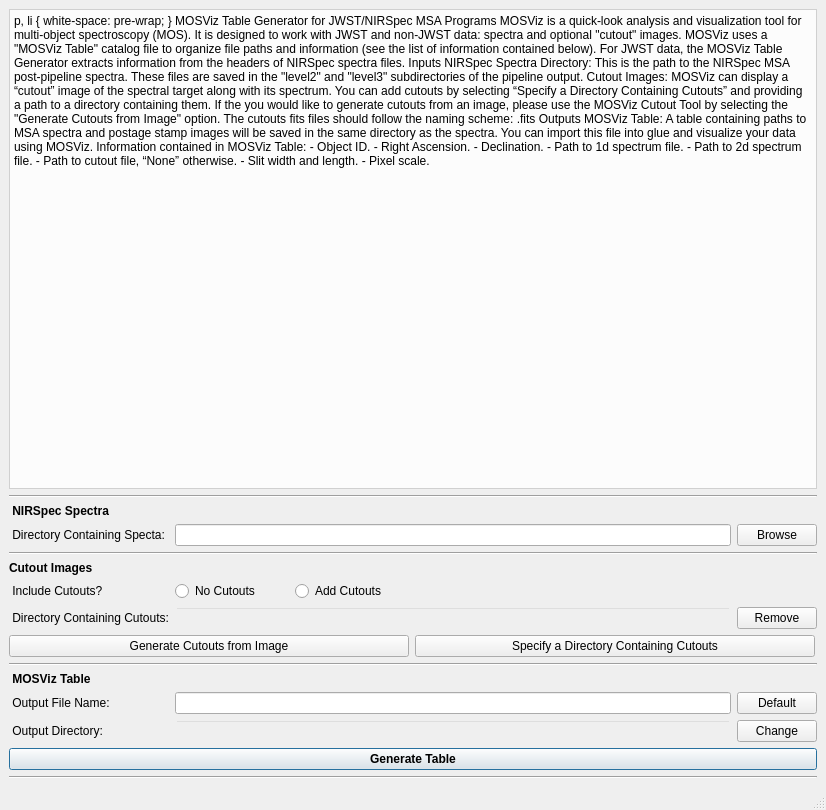
Qt form mosviz/plugins/table_generator/ui/table_generator.ui (spacetelescope/mosviz) before a commit.
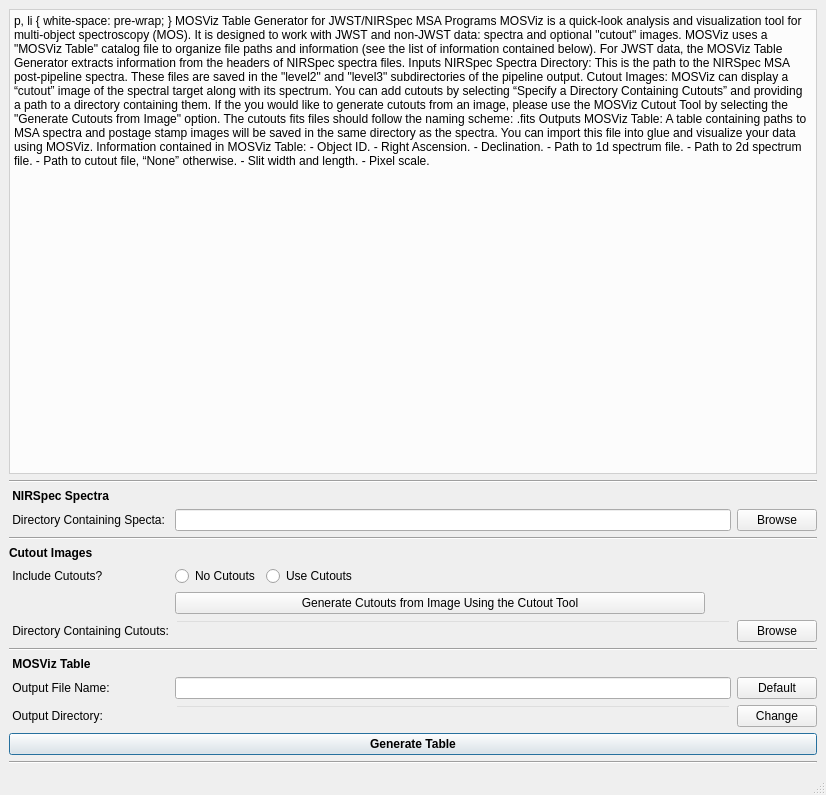
The same form after that commit.

Commit message: Table gen layout

Patch:
```diff
--- a/mosviz/plugins/table_generator/ui/table_generator.ui
+++ b/mosviz/plugins/table_generator/ui/table_generator.ui
@@ -6,8 +6,8 @@
    <rect>
     <x>0</x>
     <y>0</y>
-    <width>823</width>
-    <height>810</height>
+    <width>820</width>
+    <height>795</height>
    </rect>
   </property>
   <property name="maximumSize">
@@ -21,6 +21,26 @@
   </property>
   <widget class="QWidget" name="centralwidget">
    <layout class="QGridLayout" name="gridLayout" columnstretch="0,0,0,1,0">
+    <item row="17" column="4">
+     <widget class="QPushButton" name="add_cutout_button">
+      <property name="font">
+       <font>
+        <weight>50</weight>
+        <bold>false</bold>
+        <strikeout>false</strikeout>
+       </font>
+      </property>
+      <property name="toolTip">
+       <string>&lt;html&gt;&lt;head/&gt;&lt;body&gt;&lt;p&gt;&lt;span style=&quot; font-size:12pt;&quot;&gt;Browse file system to add cutout directory. The cutout files should follow the naming scheme:&lt;/span&gt;&lt;/p&gt;&lt;p align=&quot;center&quot;&gt;&lt;span style=&quot; font-size:12pt; font-weight:600; font-style:italic;&quot;&gt;&amp;lt;objectName&amp;gt;.fits&lt;/span&gt;&lt;/p&gt;&lt;/body&gt;&lt;/html&gt;</string>
+      </property>
+      <property name="layoutDirection">
+       <enum>Qt::LeftToRight</enum>
+      </property>
+      <property name="text">
+       <string>Browse</string>
+      </property>
+     </widget>
+    </item>
     <item row="0" column="0" colspan="5">
      <widget class="QTextBrowser" name="InfoBox">
       <property name="styleSheet">
@@ -62,25 +82,20 @@
       </property>
      </widget>
     </item>
-    <item row="12" column="4">
-     <widget class="QPushButton" name="remove_cutout_button">
-      <property name="toolTip">
-       <string>&lt;html&gt;&lt;head/&gt;&lt;body&gt;&lt;p&gt;Remove cutout directory.&lt;/p&gt;&lt;/body&gt;&lt;/html&gt;</string>
+    <item row="25" column="0" colspan="5" alignment="Qt::AlignHCenter">
+     <widget class="QPushButton" name="generate_table_button">
+      <property name="minimumSize">
+       <size>
+        <width>808</width>
+        <height>0</height>
+       </size>
       </property>
-      <property name="text">
-       <string>Remove</string>
+      <property name="maximumSize">
+       <size>
+        <width>808</width>
+        <height>16777215</height>
+       </size>
       </property>
-     </widget>
-    </item>
-    <item row="23" column="0" colspan="5">
-     <widget class="Line" name="line">
-      <property name="orientation">
-       <enum>Qt::Horizontal</enum>
-      </property>
-     </widget>
-    </item>
-    <item row="17" column="0">
-     <widget class="QLabel" name="output_title">
       <property name="font">
        <font>
         <weight>75</weight>
@@ -88,7 +103,34 @@
        </font>
       </property>
       <property name="text">
-       <string> MOSViz Table</string>
+       <string>Generate Table</string>
+      </property>
+      <property name="default">
+       <bool>true</bool>
+      </property>
+     </widget>
+    </item>
+    <item row="20" column="0" rowspan="2" colspan="5">
+     <widget class="Line" name="line_3">
+      <property name="orientation">
+       <enum>Qt::Horizontal</enum>
+      </property>
+     </widget>
+    </item>
+    <item row="23" column="1" colspan="3">
+     <widget class="QLineEdit" name="filename_user_input"/>
+    </item>
+    <item row="23" column="4">
+     <widget class="QPushButton" name="default_filename_button">
+      <property name="text">
+       <string>Default</string>
+      </property>
+     </widget>
+    </item>
+    <item row="23" column="0">
+     <widget class="QLabel" name="filename_label">
+      <property name="text">
+       <string> Output File Name:</string>
       </property>
      </widget>
     </item>
@@ -99,26 +141,6 @@
       </property>
      </widget>
     </item>
-    <item row="10" column="0">
-     <widget class="QLabel" name="cutout_title">
-      <property name="font">
-       <font>
-        <weight>75</weight>
-        <bold>true</bold>
-       </font>
-      </property>
-      <property name="text">
-       <string>Cutout Images</string>
-      </property>
-     </widget>
-    </item>
-    <item row="18" column="4">
-     <widget class="QPushButton" name="default_filename_button">
-      <property name="text">
-       <string>Default</string>
-      </property>
-     </widget>
-    </item>
     <item row="4" column="4">
      <widget class="QPushButton" name="spectra_browse_button">
       <property name="toolTip">
@@ -129,171 +151,6 @@
       </property>
      </widget>
     </item>
-    <item row="5" column="0" colspan="5">
-     <widget class="Line" name="line_4">
-      <property name="orientation">
-       <enum>Qt::Horizontal</enum>
-      </property>
-     </widget>
-    </item>
-    <item row="19" column="4">
-     <widget class="QPushButton" name="change_save_path_button">
-      <property name="text">
-       <string>Change</string>
-      </property>
-     </widget>
-    </item>
-    <item row="19" column="1" colspan="3">
-     <widget class="QLineEdit" name="save_path_display">
-      <property name="styleSheet">
-       <string notr="true">background-color: rgb(255, 255, 255,0);</string>
-      </property>
-      <property name="readOnly">
-       <bool>true</bool>
-      </property>
-     </widget>
-    </item>
-    <item row="19" column="0">
-     <widget class="QLabel" name="save_path_label">
-      <property name="text">
-       <string> Output Directory:</string>
-      </property>
-     </widget>
-    </item>
-    <item row="18" column="0">
-     <widget class="QLabel" name="filename_label">
-      <property name="text">
-       <string> Output File Name:</string>
-      </property>
-     </widget>
-    </item>
-    <item row="1" column="0" rowspan="2" colspan="5">
-     <widget class="Line" name="line_2">
-      <property name="orientation">
-       <enum>Qt::Horizontal</enum>
-      </property>
-     </widget>
-    </item>
-    <item row="14" column="0" colspan="3">
-     <widget class="QPushButton" name="make_cutouts_button">
-      <property name="minimumSize">
-       <size>
-        <width>400</width>
-        <height>0</height>
-       </size>
-      </property>
-      <property name="maximumSize">
-       <size>
-        <width>400</width>
-        <height>16777215</height>
-       </size>
-      </property>
-      <property name="toolTip">
-       <string>&lt;html&gt;&lt;head/&gt;&lt;body&gt;&lt;p&gt;Launches Cutout Tool. Generate cutouts from an image. &lt;/p&gt;&lt;/body&gt;&lt;/html&gt;</string>
-      </property>
-      <property name="text">
-       <string>Generate Cutouts from Image</string>
-      </property>
-     </widget>
-    </item>
-    <item row="18" column="1" colspan="3">
-     <widget class="QLineEdit" name="filename_user_input"/>
-    </item>
-    <item row="15" column="0" rowspan="2" colspan="5">
-     <widget class="Line" name="line_3">
-      <property name="orientation">
-       <enum>Qt::Horizontal</enum>
-      </property>
-     </widget>
-    </item>
-    <item row="20" column="0" colspan="5" alignment="Qt::AlignHCenter">
-     <widget class="QPushButton" name="generate_table_button">
-      <property name="minimumSize">
-       <size>
-        <width>808</width>
-        <height>0</height>
-       </size>
-      </property>
-      <property name="maximumSize">
-       <size>
-        <width>808</width>
-        <height>16777215</height>
-       </size>
-      </property>
-      <property name="font">
-       <font>
-        <weight>75</weight>
-        <bold>true</bold>
-       </font>
-      </property>
-      <property name="text">
-       <string>Generate Table</string>
-      </property>
-      <property name="default">
-       <bool>true</bool>
-      </property>
-     </widget>
-    </item>
-    <item row="3" column="0">
-     <widget class="QLabel" name="label">
-      <property name="font">
-       <font>
-        <weight>75</weight>
-        <italic>false</italic>
-        <bold>true</bold>
-       </font>
-      </property>
-      <property name="text">
-       <string> NIRSpec Spectra</string>
-      </property>
-     </widget>
-    </item>
-    <item row="14" column="3" colspan="2">
-     <widget class="QPushButton" name="add_cutout_button">
-      <property name="minimumSize">
-       <size>
-        <width>400</width>
-        <height>0</height>
-       </size>
-      </property>
-      <property name="maximumSize">
-       <size>
-        <width>400</width>
-        <height>16777215</height>
-       </size>
-      </property>
-      <property name="font">
-       <font>
-        <weight>50</weight>
-        <bold>false</bold>
-        <strikeout>false</strikeout>
-       </font>
-      </property>
-      <property name="toolTip">
-       <string>&lt;html&gt;&lt;head/&gt;&lt;body&gt;&lt;p&gt;&lt;span style=&quot; font-size:12pt;&quot;&gt;Browse file system to add cutout directory. The cutout files should follow the naming scheme:&lt;/span&gt;&lt;/p&gt;&lt;p align=&quot;center&quot;&gt;&lt;span style=&quot; font-size:12pt; font-weight:600; font-style:italic;&quot;&gt;&amp;lt;objectName&amp;gt;.fits&lt;/span&gt;&lt;/p&gt;&lt;/body&gt;&lt;/html&gt;</string>
-      </property>
-      <property name="layoutDirection">
-       <enum>Qt::LeftToRight</enum>
-      </property>
-      <property name="text">
-       <string>Specify a Directory Containing Cutouts</string>
-      </property>
-     </widget>
-    </item>
-    <item row="4" column="0">
-     <widget class="QLabel" name="spectra_label">
-      <property name="text">
-       <string> Directory Containing Specta:</string>
-      </property>
-     </widget>
-    </item>
-    <item row="12" column="0">
-     <widget class="QLabel" name="cutout_dir_label">
-      <property name="text">
-       <string> Directory Containing Cutouts:</string>
-      </property>
-     </widget>
-    </item>
     <item row="4" column="1" colspan="3">
      <widget class="QLineEdit" name="spectra_user_input">
       <property name="toolTip">
@@ -301,7 +158,7 @@
       </property>
      </widget>
     </item>
-    <item row="12" column="1" colspan="3">
+    <item row="17" column="1" colspan="3">
      <widget class="QLineEdit" name="cutout_path_display">
       <property name="toolTip">
        <string>&lt;html&gt;&lt;head/&gt;&lt;body&gt;&lt;p&gt;Path to directory containing cutout images.&lt;/p&gt;&lt;/body&gt;&lt;/html&gt;</string>
@@ -330,7 +187,122 @@
        <string>&lt;html&gt;&lt;head/&gt;&lt;body&gt;&lt;p&gt;&lt;span style=&quot; font-size:12pt;&quot;&gt;MOSViz can display a cutout image of the spectral target along with its spectrum.&lt;/span&gt;&lt;/p&gt;&lt;/body&gt;&lt;/html&gt;</string>
       </property>
       <property name="text">
-       <string>Add Cutouts</string>
+       <string>Use Cutouts</string>
+      </property>
+     </widget>
+    </item>
+    <item row="17" column="0">
+     <widget class="QLabel" name="cutout_dir_label">
+      <property name="text">
+       <string> Directory Containing Cutouts:</string>
+      </property>
+     </widget>
+    </item>
+    <item row="24" column="4">
+     <widget class="QPushButton" name="change_save_path_button">
+      <property name="text">
+       <string>Change</string>
+      </property>
+     </widget>
+    </item>
+    <item row="5" column="0" colspan="5">
+     <widget class="Line" name="line_4">
+      <property name="orientation">
+       <enum>Qt::Horizontal</enum>
+      </property>
+     </widget>
+    </item>
+    <item row="24" column="1" colspan="3">
+     <widget class="QLineEdit" name="save_path_display">
+      <property name="styleSheet">
+       <string notr="true">background-color: rgb(255, 255, 255,0);</string>
+      </property>
+      <property name="readOnly">
+       <bool>true</bool>
+      </property>
+     </widget>
+    </item>
+    <item row="22" column="0">
+     <widget class="QLabel" name="output_title">
+      <property name="font">
+       <font>
+        <weight>75</weight>
+        <bold>true</bold>
+       </font>
+      </property>
+      <property name="text">
+       <string> MOSViz Table</string>
+      </property>
+     </widget>
+    </item>
+    <item row="10" column="0">
+     <widget class="QLabel" name="cutout_title">
+      <property name="font">
+       <font>
+        <weight>75</weight>
+        <bold>true</bold>
+       </font>
+      </property>
+      <property name="text">
+       <string>Cutout Images</string>
+      </property>
+     </widget>
+    </item>
+    <item row="3" column="0">
+     <widget class="QLabel" name="label">
+      <property name="font">
+       <font>
+        <weight>75</weight>
+        <italic>false</italic>
+        <bold>true</bold>
+       </font>
+      </property>
+      <property name="text">
+       <string> NIRSpec Spectra</string>
+      </property>
+     </widget>
+    </item>
+    <item row="24" column="0">
+     <widget class="QLabel" name="save_path_label">
+      <property name="text">
+       <string> Output Directory:</string>
+      </property>
+     </widget>
+    </item>
+    <item row="28" column="0" colspan="5">
+     <widget class="Line" name="line">
+      <property name="orientation">
+       <enum>Qt::Horizontal</enum>
+      </property>
+     </widget>
+    </item>
+    <item row="4" column="0">
+     <widget class="QLabel" name="spectra_label">
+      <property name="text">
+       <string> Directory Containing Specta:</string>
+      </property>
+     </widget>
+    </item>
+    <item row="1" column="0" rowspan="2" colspan="5">
+     <widget class="Line" name="line_2">
+      <property name="orientation">
+       <enum>Qt::Horizontal</enum>
+      </property>
+     </widget>
+    </item>
+    <item row="12" column="1" colspan="3">
+     <widget class="QPushButton" name="make_cutouts_button">
+      <property name="maximumSize">
+       <size>
+        <width>530</width>
+        <height>16777215</height>
+       </size>
+      </property>
+      <property name="toolTip">
+       <string>&lt;html&gt;&lt;head/&gt;&lt;body&gt;&lt;p&gt;Launches Cutout Tool. Generate cutouts from an image. &lt;/p&gt;&lt;/body&gt;&lt;/html&gt;</string>
+      </property>
+      <property name="text">
+       <string>Generate Cutouts from Image Using the Cutout Tool</string>
       </property>
      </widget>
     </item>
```
Left out of the diff: 2 changed lines with no effect on the pictures. The commit also changes 2 other files.
